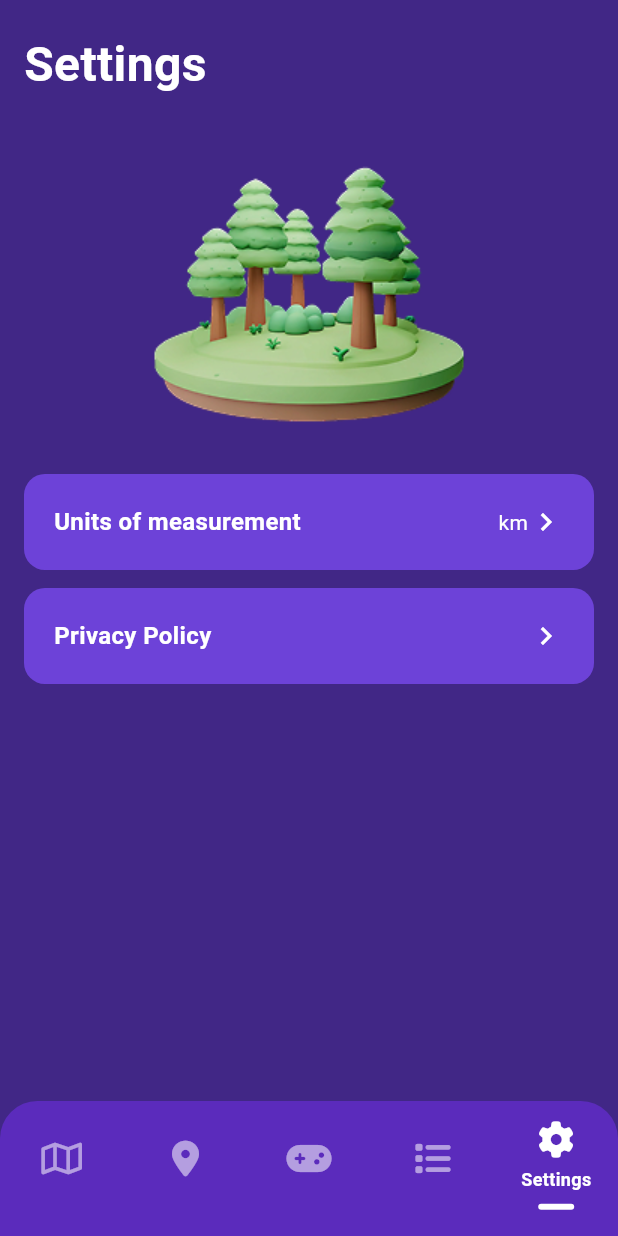
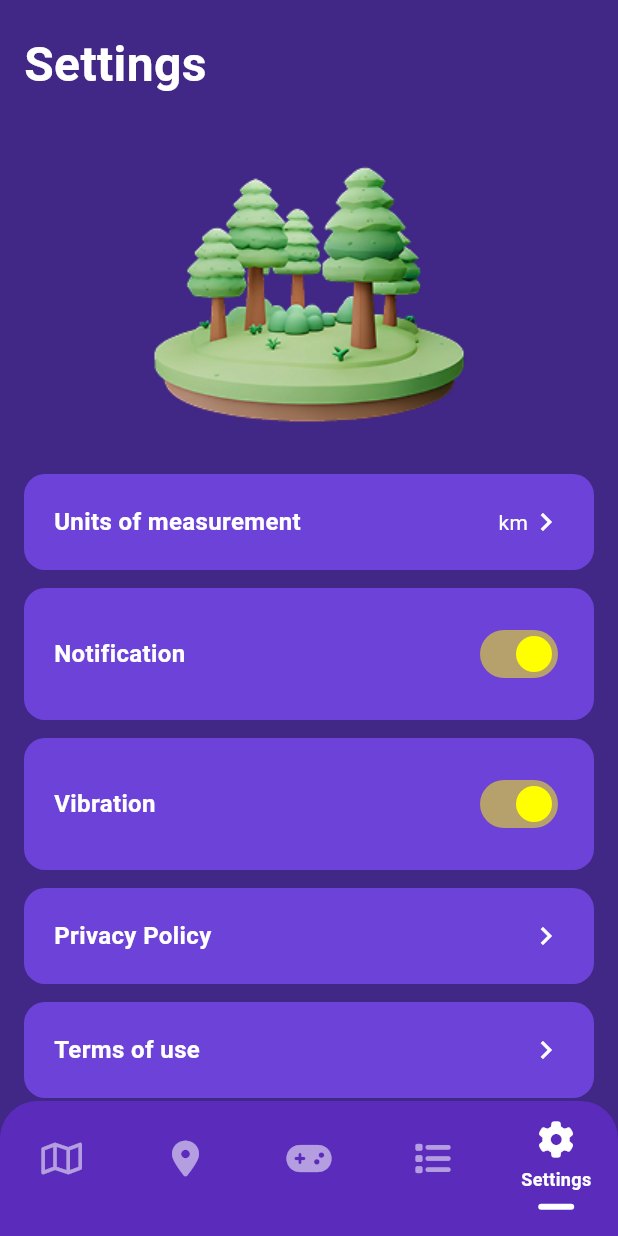
Before and after one commit to Max-dev-dev/ios_fl_n_wildz_3425, a Flutter app: the screen it shows after launch, item 5 of the bottom bar chosen, on a phone screen of 412 x 824 dp. Run offline on Flutter 3.47's test engine with Material 3 defaults, Android fonts, the phone set to English and light mode, and no system bars; our stand-ins replace carousel_slider, flutter_bloc, flutter_map, font_awesome_flutter, image_picker, latlong2 and 2 more.

Commit message:
UPDATE тупого додатку

```diff
--- a/lib/cubit/places_cubit/places_cubit.dart
+++ b/lib/cubit/places_cubit/places_cubit.dart
@@ -1,8 +1,71 @@
+import 'dart:io';
+
 import 'package:flutter_bloc/flutter_bloc.dart';
 import 'package:ios_fl_n_wildatlas_3425/models/place_model.dart';
 
 class PlaceCubit extends Cubit<List<PlaceModel>> {
-  PlaceCubit() : super([]);
+  PlaceCubit()
+    : super([
+        PlaceModel(
+          name: 'Forest Haven',
+          description: 'A peaceful forest clearing surrounded by old pines.',
+          coordinates: '39.908556,-75.117168',
+          weather: 'Sunny',
+          photos: [File('assets/images/forest1.png')],
+          colors: [],
+          textures: [],
+          naturalObjects: [],
+          landscapeType: 'Forest',
+        ),
+        PlaceModel(
+          name: 'Whispering Pines',
+          description:
+              'Tall pine trees gently rustle in the wind creating a soothing soundscape.',
+          coordinates: '40.732013,-74.007228',
+          weather: 'Wind',
+          photos: [File('assets/images/forest1.png')],
+          colors: [],
+          textures: [],
+          naturalObjects: [],
+          landscapeType: 'Forest',
+        ),
+        PlaceModel(
+          name: 'Emerald Glade',
+          description:
+              'A hidden green glade deep inside the forest, ideal for quiet walks.',
+          coordinates: '41.203323,-77.194527',
+          weather: 'Rain',
+          photos: [File('assets/images/forest1.png')],
+          colors: [],
+          textures: [],
+          naturalObjects: [],
+          landscapeType: 'Forest',
+        ),
+        PlaceModel(
+          name: 'Shadowgrove',
+          description:
+              'Darker, denser part of the forest with massive old trees.',
+          coordinates: '38.907192,-77.036871',
+          weather: 'Fog',
+          photos: [File('assets/images/forest1.png')],
+          colors: [],
+          textures: [],
+          naturalObjects: [],
+          landscapeType: 'Forest',
+        ),
+        PlaceModel(
+          name: 'Deer Hollow',
+          description:
+              'Forest clearing where deer are often spotted early in the morning.',
+          coordinates: '34.052235,-118.243683',
+          weather: 'Clear',
+          photos: [File('assets/images/forest1.png')],
+          colors: [],
+          textures: [],
+          naturalObjects: [],
+          landscapeType: 'Forest',
+        ),
+      ]);
 
   void addPlace(PlaceModel place) {
     emit([...state, place]);
--- a/lib/pages/settings/settings_screen.dart
+++ b/lib/pages/settings/settings_screen.dart
@@ -12,6 +12,9 @@ class SettingsScreen extends StatefulWidget {
 class _SettingsScreenState extends State<SettingsScreen> {
   String _unit = 'km';
   String _selectedTempUnit = 'km';
+
+  bool isNotificationEnabled = true;
+  bool isVibrationEnabled = true;
 
   void _openUnitSelectionSheet() {
     showMaterialModalBottomSheet(
@@ -150,11 +153,46 @@ class _SettingsScreenState extends State<SettingsScreen> {
     );
   }
 
+  Widget _buildSwitchTile(
+    String label,
+    bool value,
+    ValueChanged<bool> onChanged,
+  ) {
+    return Container(
+      margin: const EdgeInsets.only(bottom: 12),
+      padding: const EdgeInsets.symmetric(horizontal: 20, vertical: 20),
+      decoration: BoxDecoration(
+        color: const Color(0xFF6D42D8),
+        borderRadius: BorderRadius.circular(14),
+      ),
+      child: Row(
+        mainAxisAlignment: MainAxisAlignment.spaceBetween,
+        children: [
+          Text(
+            label,
+            style: const TextStyle(
+              fontSize: 16,
+              color: Colors.white,
+              fontWeight: FontWeight.w600,
+            ),
+          ),
+          Switch(
+            value: value,
+            onChanged: onChanged,
+            activeColor: const Color(0xFFFFFF00),
+            inactiveThumbColor: Colors.white,
+            inactiveTrackColor: Colors.white30,
+          ),
+        ],
+      ),
+    );
+  }
+
   @override
   Widget build(BuildContext context) {
     return Scaffold(
-      backgroundColor: const Color(0xFF412786),
-      body: SafeArea(
+      body: SingleChildScrollView(
+        child: SafeArea(
           child: Padding(
             padding: const EdgeInsets.symmetric(horizontal: 16.0),
             child: Column(
@@ -184,15 +222,27 @@ class _SettingsScreenState extends State<SettingsScreen> {
                   _openUnitSelectionSheet,
                   value: _unit,
                 ),
+                _buildSwitchTile(
+                  'Notification',
+                  isNotificationEnabled,
+                  (val) => setState(() => isNotificationEnabled = val),
+                ),
+                _buildSwitchTile(
+                  'Vibration',
+                  isVibrationEnabled,
+                  (val) => setState(() => isVibrationEnabled = val),
+                ),
                 _buildSettingTile(
                   'Privacy Policy',
                   () => _launchUrl('https://www.termsfeed.com/live/14f765e8-cb29-41a5-acf4-a69e6b8588b0'),
                 ),
-              // _buildSettingTile(
-              //   'Terms of Use',
-              //   () => _launchUrl('https://example.com/terms'),
-              // ),
+                _buildSettingTile(
+                  'Terms of use',
+                  () => _launchUrl('https://www.termsfeed.com/live/1c1589fd-6655-461a-90dd-c5b4c423bb8f'),
+                ),
+                SizedBox(height: 10.0,)
               ],
+            ),
           ),
         ),
       ),
```
Also changed, not shown: lib/pages/map_screen/map_screen.dart (+61 -2 lines), lib/pages/places/place_detail_screen.dart (+7 -8 lines), lib/pages/places/places_screen.dart (+7 -7 lines), assets/images/forest1.png (added). Lines whose indentation alone changed are shown as unchanged.
